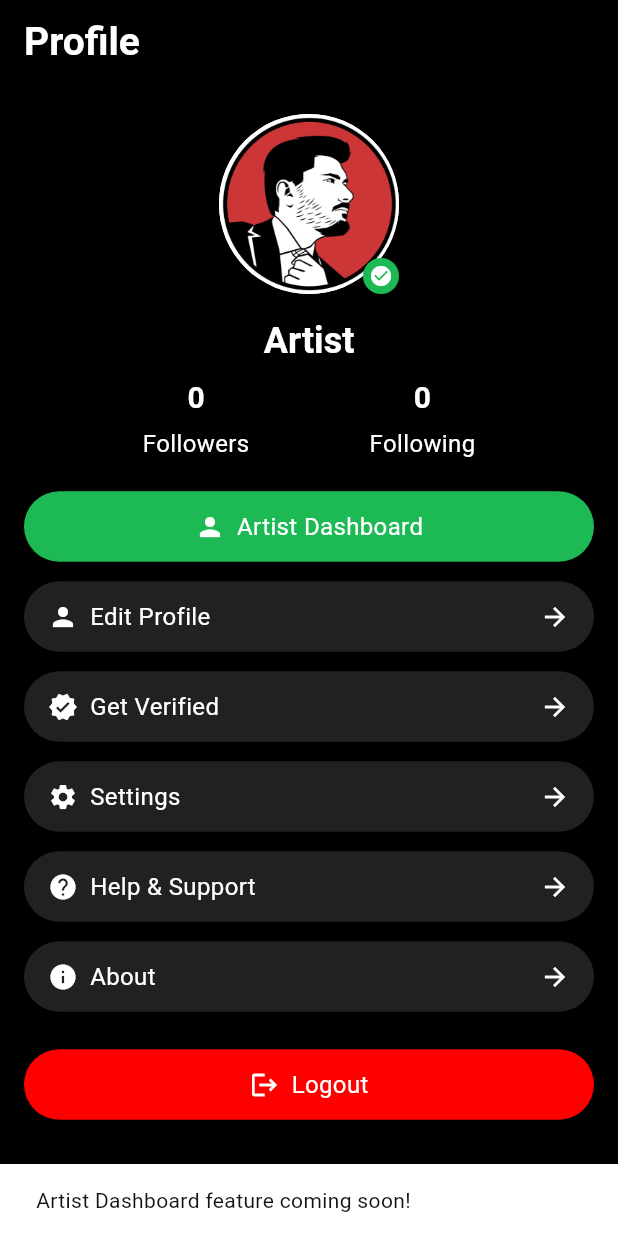
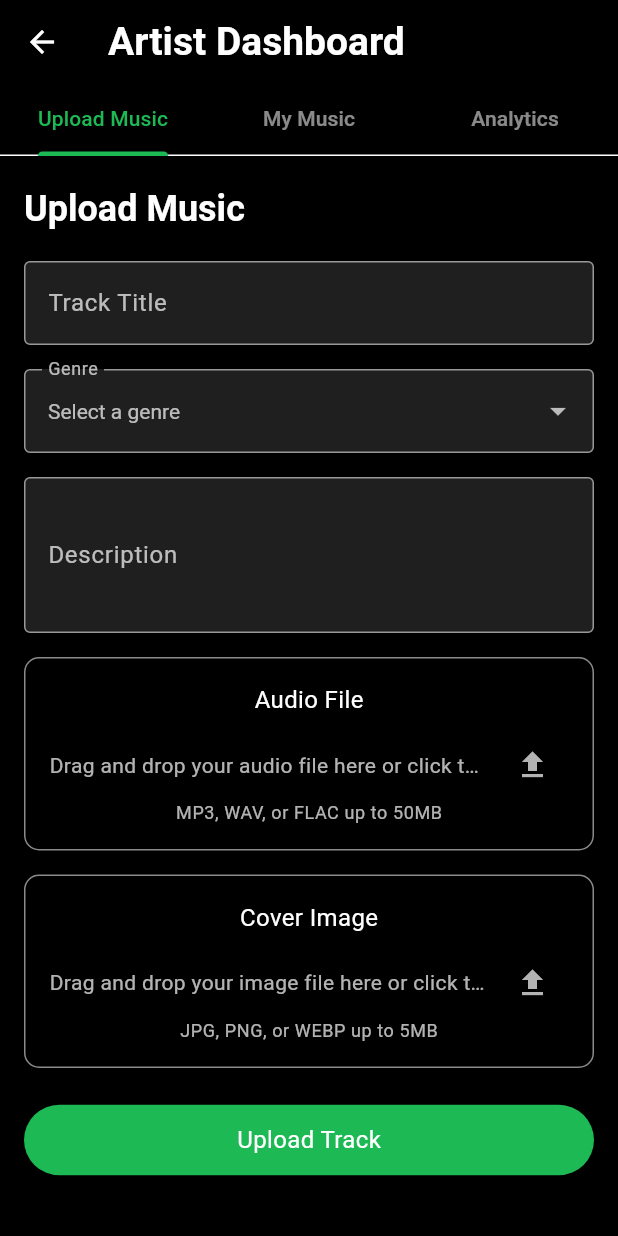
Before and after one commit to Bisrat-19/Flutter_Arifmusic, a Flutter app: the ArtistProfile screen opened directly, after a tap on "Artist Dashboard", on a phone screen of 412 x 824 dp. Run offline on Flutter 3.47's test engine with Material 3 defaults, Android fonts, the phone set to English and light mode, and no system bars; our stand-ins replace file_picker, flutter_secure_storage; accounts and stored records are empty.

```diff
--- /dev/null
+++ b/frontend/lib/screens/artist/artist_dashboard_screen.dart
@@ -0,0 +1,382 @@
+import 'dart:io';
+import 'package:flutter/material.dart';
+import 'package:file_picker/file_picker.dart';
+import 'package:provider/provider.dart';
+import '../../providers/user_provider.dart';
+import '../../services/song_service.dart';
+import '../../widgets/custom_button.dart';
+
+class ArtistDashboardScreen extends StatefulWidget {
+  const ArtistDashboardScreen({super.key});
+
+  @override
+  ArtistDashboardScreenState createState() => ArtistDashboardScreenState(); // Updated to public type
+}
+
+class ArtistDashboardScreenState extends State<ArtistDashboardScreen> { // Made public
+  final _formKey = GlobalKey<FormState>();
+  final _titleController = TextEditingController();
+  final _descriptionController = TextEditingController();
+  String? _selectedGenre;
+  File? _audioFile;
+  File? _coverImage;
+  bool _isLoading = false;
+
+  // SongService instance
+  final SongService _songService = SongService();
+
+  // List of music genres for the dropdown
+  static const List<String> musicGenres = [
+    'Pop',
+    'Rock',
+    'Hip Hop',
+    'Jazz',
+    'Classical',
+    'Electronic',
+    'R&B',
+    'Country',
+    'Reggae',
+    'Metal',
+    'Other',
+  ];
+
+  @override
+  void dispose() {
+    _titleController.dispose();
+    _descriptionController.dispose();
+    super.dispose();
+  }
+
+  Future<void> _pickAudioFile() async {
+    FilePickerResult? result = await FilePicker.platform.pickFiles(
+      type: FileType.custom,
+      allowedExtensions: ['mp3', 'wav', 'flac', 'm4a'],
+      allowMultiple: false,
+    );
+
+    if (result != null && result.files.single.path != null) {
+      setState(() {
+        _audioFile = File(result.files.single.path!);
+      });
+    }
+  }
+
+  Future<void> _pickCoverImage() async {
+    FilePickerResult? result = await FilePicker.platform.pickFiles(
+      type: FileType.custom,
+      allowedExtensions: ['jpg', 'png', 'webp'],
+      allowMultiple: false,
+    );
+
+    if (result != null && result.files.single.path != null) {
+      setState(() {
+        _coverImage = File(result.files.single.path!);
+      });
+    }
+  }
+
+  Future<void> _uploadTrack() async {
+    if (!_formKey.currentState!.validate()) return;
+
+    if (_audioFile == null) {
+      ScaffoldMessenger.of(context).showSnackBar(
+        const SnackBar(content: Text('Please select an audio file')),
+      );
+      return;
+    }
+
+    setState(() {
+      _isLoading = true;
+    });
+
+    final userProvider = Provider.of<UserProvider>(context, listen: false);
+    final artistId = userProvider.user?.id ?? '';
+    final token = userProvider.token ?? '';
+
+    try {
+      await _songService.uploadSong(
+        token: token,
+        title: _titleController.text,
+        genre: _selectedGenre ?? musicGenres[0],
+        description: _descriptionController.text,
+        artistId: artistId,
+        audioFile: _audioFile!,
+        coverImage: _coverImage,
+      );
+
+      ScaffoldMessenger.of(context).showSnackBar(
+        const SnackBar(content: Text('Track uploaded successfully')),
+      );
+
+      // Reset form
+      setState(() {
+        _titleController.clear();
+        _descriptionController.clear();
+        _selectedGenre = null;
+        _audioFile = null;
+        _coverImage = null;
+      });
+    } catch (e) {
+      ScaffoldMessenger.of(context).showSnackBar(
+        SnackBar(content: Text('$e')),
+      );
+    } finally {
+      setState(() {
+        _isLoading = false;
+      });
+    }
+  }
+
+  @override
+  Widget build(BuildContext context) {
+    return DefaultTabController(
+      length: 3,
+      child: Scaffold(
+        backgroundColor: const Color(0xFF000000),
+        appBar: AppBar(
+          leading: IconButton(
+            icon: const Icon(Icons.arrow_back, color: Colors.white),
+            onPressed: () {
+              Navigator.pop(context);
+            },
+          ),
+          title: Text(
+            'Artist Dashboard',
+            style: Theme.of(context).textTheme.titleLarge,
+          ),
+          backgroundColor: Theme.of(context).appBarTheme.backgroundColor,
+          foregroundColor: Theme.of(context).appBarTheme.foregroundColor,
+          elevation: Theme.of(context).appBarTheme.elevation,
+          bottom: TabBar(
+            tabs: const [
+              Tab(text: 'Upload Music'),
+              Tab(text: 'My Music'),
+              Tab(text: 'Analytics'),
+            ],
+            indicatorColor: const Color(0xFF1DB954),
+            labelColor: const Color(0xFF1DB954),
+            unselectedLabelColor: Colors.white54,
+          ),
+        ),
+        body: TabBarView(
+          children: [
+            // Upload Music Tab
+            SingleChildScrollView(
+              padding: const EdgeInsets.symmetric(horizontal: 16.0, vertical: 20.0),
+              child: Form(
+                key: _formKey,
+                child: Column(
+                  crossAxisAlignment: CrossAxisAlignment.start,
+                  children: [
+                    Text(
+                      'Upload Music',
+                      style: Theme.of(context).textTheme.titleLarge?.copyWith(
+                            color: Colors.white,
+                            fontSize: 24,
+                            fontWeight: FontWeight.bold,
+                          ),
+                    ),
+                    const SizedBox(height: 20),
+                    TextFormField(
+                      controller: _titleController,
+                      decoration: const InputDecoration(
+                        labelText: 'Track Title',
+                        labelStyle: TextStyle(color: Colors.white70),
+                        enabledBorder: OutlineInputBorder(
+                          borderSide: BorderSide(color: Colors.white54),
+                        ),
+                        focusedBorder: OutlineInputBorder(
+                          borderSide: BorderSide(color: Color(0xFF1DB954)),
+                        ),
+                      ),
+                      style: const TextStyle(color: Colors.white),
+                      validator: (value) {
+                        if (value == null || value.isEmpty) {
+                          return 'Please enter a track title';
+                        }
+                        return null;
+                      },
+                    ),
+                    const SizedBox(height: 16),
+                    // Genre Dropdown
+                    DropdownButtonFormField<String>(
+                      value: _selectedGenre,
+                      decoration: const InputDecoration(
+                        labelText: 'Genre',
+                        labelStyle: TextStyle(color: Colors.white70),
+                        enabledBorder: OutlineInputBorder(
+                          borderSide: BorderSide(color: Colors.white54),
+                        ),
+                        focusedBorder: OutlineInputBorder(
+                          borderSide: BorderSide(color: Color(0xFF1DB954)),
+                        ),
+                      ),
+                      dropdownColor: const Color(0xFF212121),
+                      style: const TextStyle(color: Colors.white),
+                      items: musicGenres.map((genre) {
+                        return DropdownMenuItem<String>(
+                          value: genre,
+                          child: Text(genre),
+                        );
+                      }).toList(),
+                      onChanged: (value) {
+                        setState(() {
+                          _selectedGenre = value;
+                        });
+                      },
+                      validator: (value) {
+                        if (value == null) {
+                          return 'Please select a genre';
+                        }
+                        return null;
+                      },
+                      hint: const Text(
+                        'Select a genre',
+                        style: TextStyle(color: Colors.white70),
+                      ),
+                    ),
+                    const SizedBox(height: 16),
+                    TextFormField(
+                      controller: _descriptionController,
+                      decoration: const InputDecoration(
+                        labelText: 'Description',
+                        labelStyle: TextStyle(color: Colors.white70),
+                        enabledBorder: OutlineInputBorder(
+                          borderSide: BorderSide(color: Colors.white54),
+                        ),
+                        focusedBorder: OutlineInputBorder(
+                          borderSide: BorderSide(color: Color(0xFF1DB954)),
+                        ),
+                      ),
+                      style: const TextStyle(color: Colors.white),
+                      maxLines: 3,
+                    ),
+                    const SizedBox(height: 16),
+                    Container(
+                      padding: const EdgeInsets.all(16),
+                      decoration: BoxDecoration(
+                        border: Border.all(color: Colors.white54),
+                        borderRadius: BorderRadius.circular(10),
+                      ),
+                      child: Column(
+                        children: [
+                          Text(
+                            'Audio File',
+                            style: Theme.of(context).textTheme.bodyMedium?.copyWith(
+                                  color: Colors.white,
+                                  fontSize: 16,
+                                ),
+                          ),
+                          const SizedBox(height: 8),
+                          Row(
+                            mainAxisAlignment: MainAxisAlignment.center,
+                            children: [
+                              Expanded(
+                                child: Text(
+                                  _audioFile != null
+                                      ? _audioFile!.path.split('/').last
+                                      : 'Drag and drop your audio file here or click to browse',
+                                  style: Theme.of(context).textTheme.bodyMedium?.copyWith(
+                                        color: Colors.white70,
+                                      ),
+                                  overflow: TextOverflow.ellipsis,
+                                ),
+                              ),
+                              const SizedBox(width: 8),
+                              IconButton(
+                                icon: const Icon(Icons.upload, color: Colors.white70),
+                                onPressed: _pickAudioFile,
+                              ),
+                            ],
+                          ),
+                          Text(
+                            'MP3, WAV, or FLAC up to 50MB',
+                            style: Theme.of(context).textTheme.bodySmall?.copyWith(
+                                  color: Colors.white70,
+                                ),
+                          ),
+                        ],
+                      ),
+                    ),
+                    const SizedBox(height: 16),
+                    Container(
+                      padding: const EdgeInsets.all(16),
+                      decoration: BoxDecoration(
+                        border: Border.all(color: Colors.white54),
+                        borderRadius: BorderRadius.circular(10),
+                      ),
+                      child: Column(
+                        children: [
+                          Text(
+                            'Cover Image',
+                            style: Theme.of(context).textTheme.bodyMedium?.copyWith(
+                                  color: Colors.white,
+                                  fontSize: 16,
+                                ),
+                          ),
+                          const SizedBox(height: 8),
+                          Row(
+                            mainAxisAlignment: MainAxisAlignment.center,
+                            children: [
+                              Expanded(
+                                child: Text(
+                                  _coverImage != null
+                                      ? _coverImage!.path.split('/').last
+                                      : 'Drag and drop your image file here or click to browse',
+                                  style: Theme.of(context).textTheme.bodyMedium?.copyWith(
+                                        color: Colors.white70,
+                                      ),
+                                  overflow: TextOverflow.ellipsis,
+                                ),
+                              ),
+                              const SizedBox(width: 8),
+                              IconButton(
+                                icon: const Icon(Icons.upload, color: Colors.white70),
+                                onPressed: _pickCoverImage,
+                              ),
+                            ],
+                          ),
+                          Text(
+                            'JPG, PNG, or WEBP up to 5MB',
+                            style: Theme.of(context).textTheme.bodySmall?.copyWith(
+                                  color: Colors.white70,
+                                ),
+                          ),
+                        ],
+                      ),
+                    ),
+                    const SizedBox(height: 24),
+                    Center(
+                      child: _isLoading
+                          ? const CircularProgressIndicator()
+                          : CustomButton(
+                              text: 'Upload Track',
+                              color: const Color(0xFF1DB954),
+                              isFullWidth: true,
+                              onPressed: _uploadTrack,
+                            ),
+                    ),
+                  ],
+                ),
+              ),
+            ),
+            // My Music Tab (Placeholder)
+            const Center(
+              child: Text(
+                'My Music coming soon!',
+                style: TextStyle(color: Colors.white),
+              ),
+            ),
+            // Analytics Tab (Placeholder)
+            const Center(
+              child: Text(
+                'Analytics coming soon!',
+                style: TextStyle(color: Colors.white),
+              ),
+            ),
+          ],
+        ),
+      ),
+    );
+  }
+}
--- a/frontend/lib/screens/profile/artist_profile.dart
+++ b/frontend/lib/screens/profile/artist_profile.dart
@@ -1,6 +1,7 @@
 import 'package:flutter/material.dart';
 import 'package:frontend/config/app_routes.dart';
 import 'package:frontend/providers/user_provider.dart';
+import 'package:frontend/screens/artist/artist_dashboard_screen.dart';
 import 'package:frontend/widgets/custom_button.dart';
 import 'package:provider/provider.dart';
 
@@ -118,11 +119,12 @@ class ArtistProfile extends StatelessWidget {
             CustomButton(
               text: 'Artist Dashboard',
               icon: Icons.person,
-              color: const Color(0xFF1DB954), // Green
+              color: const Color(0xFF1DB954),
               isFullWidth: true,
               onPressed: () {
-                ScaffoldMessenger.of(context).showSnackBar(
-                  const SnackBar(content: Text('Artist Dashboard feature coming soon!')),
+                Navigator.push(
+                  context,
+                  MaterialPageRoute(builder: (context) => const ArtistDashboardScreen()),
                 );
               },
             ),
--- /dev/null
+++ b/frontend/lib/services/song_service.dart
@@ -0,0 +1,50 @@
+import 'dart:io';
+import 'package:http/http.dart' as http;
+import '../config/constants.dart'; // For BASE_URL
+
+class SongService {
+  Future<Map<String, dynamic>> uploadSong({
+    required String token,
+    required String title,
+    required String genre,
+    required String description,
+    required String artistId,
+    required File audioFile,
+    File? coverImage,
+  }) async {
+    try {
+      var request = http.MultipartRequest(
+        'POST',
+        Uri.parse('$baseUrl/api/songs/upload'),
+      );
+
+      // Add headers
+      request.headers['Authorization'] = 'Bearer $token';
+
+      // Add metadata
+      request.fields['title'] = title;
+      request.fields['genre'] = genre;
+      request.fields['description'] = description;
+      request.fields['artistId'] = artistId;
+
+      // Add audio file
+      request.files.add(await http.MultipartFile.fromPath('audio', audioFile.path));
+
+      // Add cover image if provided
+      if (coverImage != null) {
+        request.files.add(await http.MultipartFile.fromPath('coverImage', coverImage.path));
+      }
+
+      // Send request
+      final response = await request.send();
+
+      if (response.statusCode == 201 || response.statusCode == 200) {
+        return {'success': true, 'message': 'Track uploaded successfully'};
+      } else {
+        throw Exception('Failed to upload track: ${response.statusCode}');
+      }
+    } catch (e) {
+      throw Exception('Error uploading track: $e');
+    }
+  }
+}
--- a/frontend/pubspec.yaml
+++ b/frontend/pubspec.yaml
@@ -17,6 +17,7 @@ dependencies:
   dio: ^5.8.0+1
   shared_preferences: ^2.5.3
   provider: ^6.1.5
+  file_picker: ^10.1.9
 
 dev_dependencies:
   flutter_test:
```
Also changed, not shown: frontend/flutter_01.png (deleted), frontend/pubspec.lock, 6 other files.
